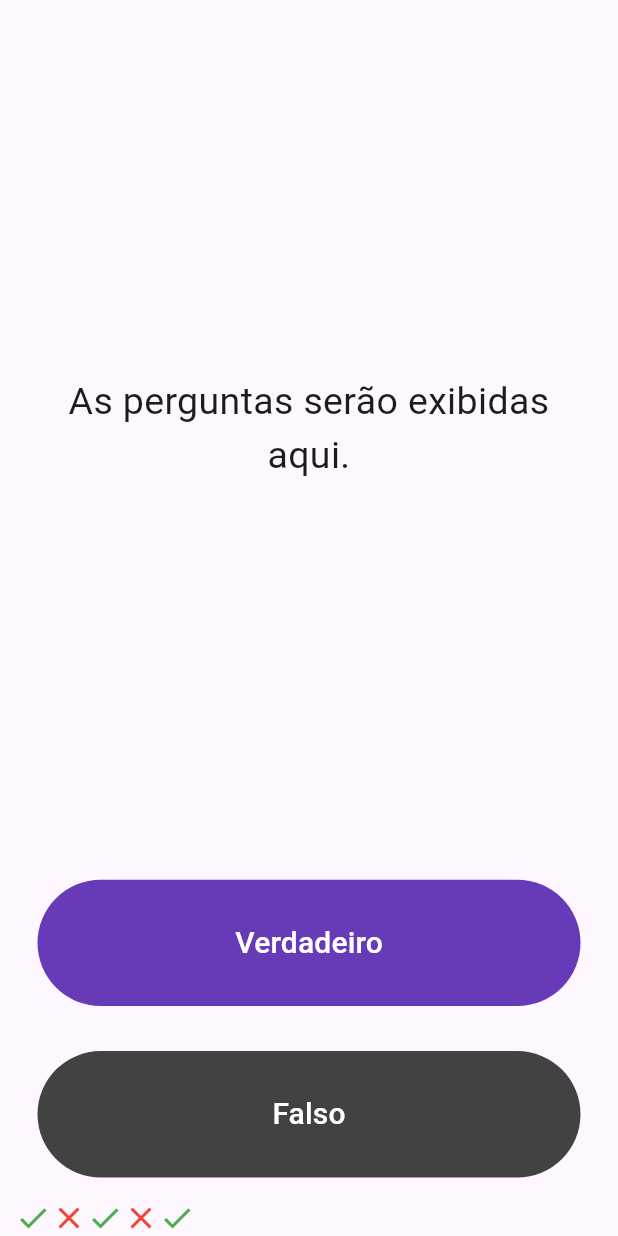
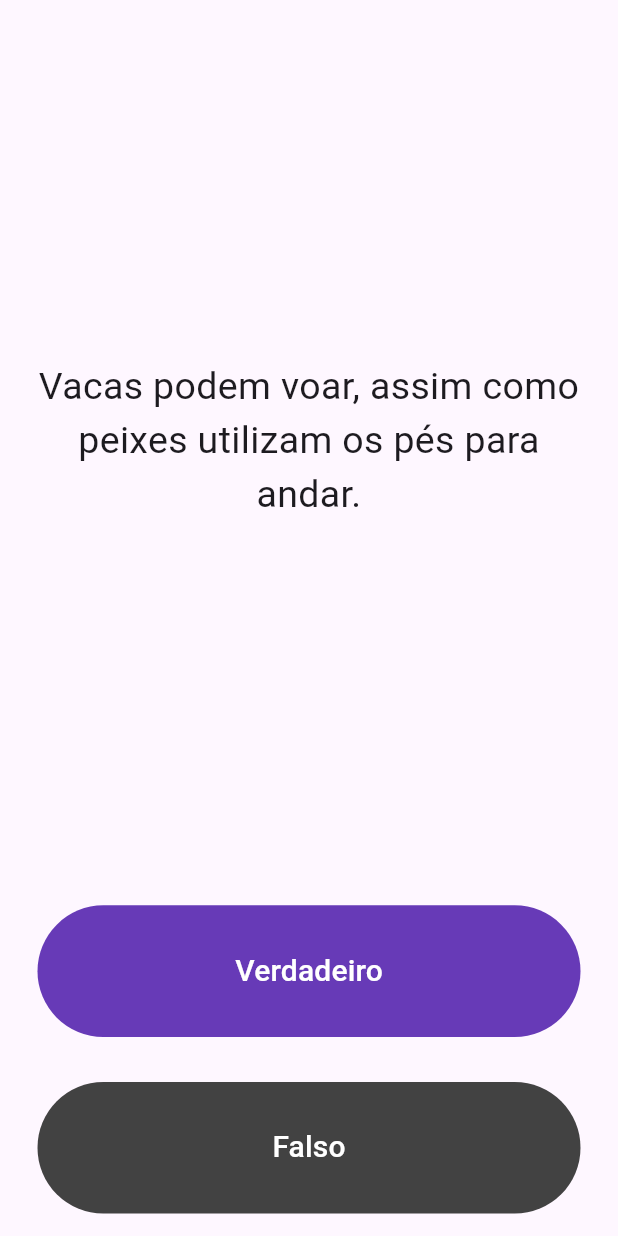
Before and after one commit to Pormiiles/Quiz-App, a Flutter app: the screen it shows after launch, after a tap on "Verdadeiro", after a tap on "Falso", on a phone screen of 412 x 824 dp. Run offline on Flutter 3.47's test engine with Material 3 defaults, Android fonts, the phone set to English and light mode, and no system bars.

```diff
--- a/lib/main.dart
+++ b/lib/main.dart
@@ -25,11 +25,17 @@ class QuizPage extends StatefulWidget {
 
 class _QuizPageState extends State<QuizPage> {
   List<Icon> marcadorDePontos = [
-    Icon(Icons.check, color: Colors.green),
-    Icon(Icons.close, color: Colors.red),
-    Icon(Icons.check, color: Colors.green),
-    Icon(Icons.close, color: Colors.red)
   ];
+
+  List<String> perguntas = [
+    'O metrô é um dos meios de transporte mais seguros do mundo',
+    'A culinária brasileira é uma das melhores do mundo.',
+    'Vacas podem voar, assim como peixes utilizam os pés para andar.'
+  ];
+
+  List<bool> statusPerguntas = [true, true, false];
+
+  int questaoAtual = 0;
 
   @override
   Widget build(BuildContext context) {
@@ -43,7 +49,7 @@ class _QuizPageState extends State<QuizPage> {
             padding: EdgeInsets.all(10.0),
             child: Center(
               child: Text(
-                'As perguntas serão exibidas aqui.',
+                perguntas[questaoAtual],
                 textAlign: TextAlign.center,
                 style: TextStyle(
                   fontSize: 25.0,
@@ -68,8 +74,17 @@ class _QuizPageState extends State<QuizPage> {
               ),
               onPressed: () {
                 //O usuário clica no botão verdadeiro.
+
+                bool respCerta = statusPerguntas[questaoAtual];
+
+                if(respCerta == true) {
+                  print("Usuário acertou!");
+                } else {
+                  print("Usuário errou!");
+                }
+
                 setState(() {
-                  marcadorDePontos.add(Icon(Icons.check, color: Colors.green));
+                  questaoAtual++;
                 });
               },
             ),
@@ -91,6 +106,18 @@ class _QuizPageState extends State<QuizPage> {
               ),
               onPressed: () {
                 //O usuário clica no botão falso.
+
+                bool respErrada = statusPerguntas[questaoAtual];
+
+                if(respErrada == false) {
+                  print("Usuário acertou!");
+                } else {
+                  print("Usuário errou!");
+                }
+
+                setState(() {
+                  questaoAtual++;
+                });
               },
             ),
           ),
@@ -102,9 +129,3 @@ class _QuizPageState extends State<QuizPage> {
     );
   }
 }
-
-/*
-pergunta1: 'O metrô é um dos meios de transporte mais seguros do mundo', verdadeiro,
-pergunta2: 'A culinária brasileira é uma das melhores do mundo.', verdadeiro,
-pergunta3: 'Vacas podem voar, assim como peixes utilizam os pés para andar.', falso,
-*/
```
